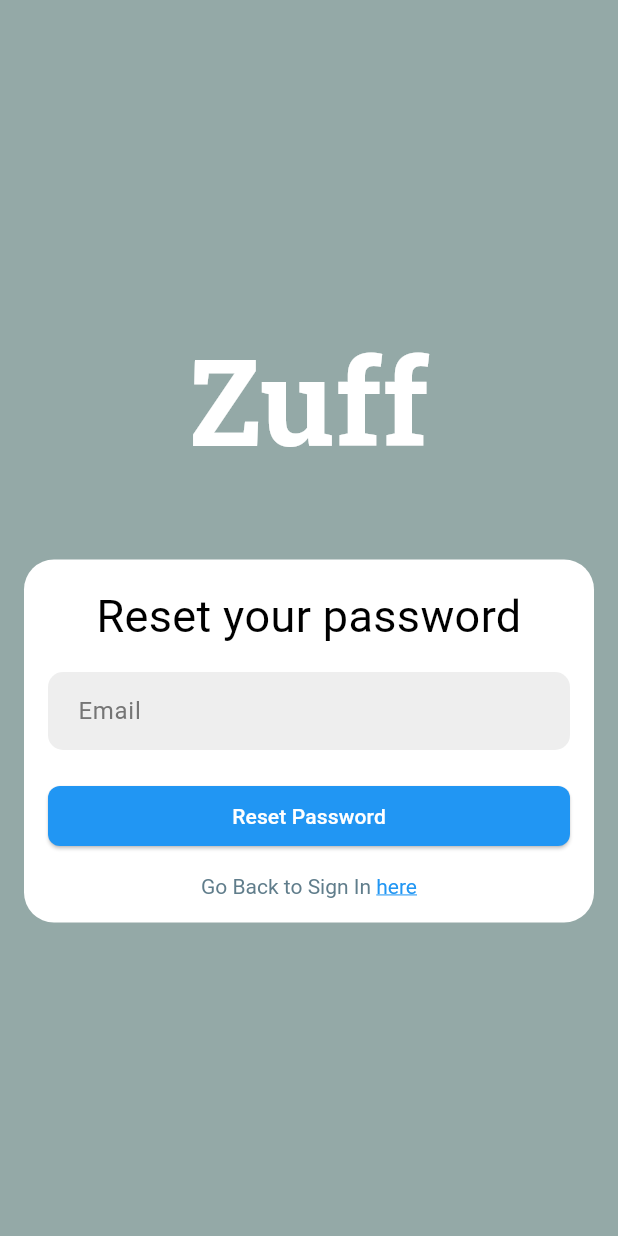
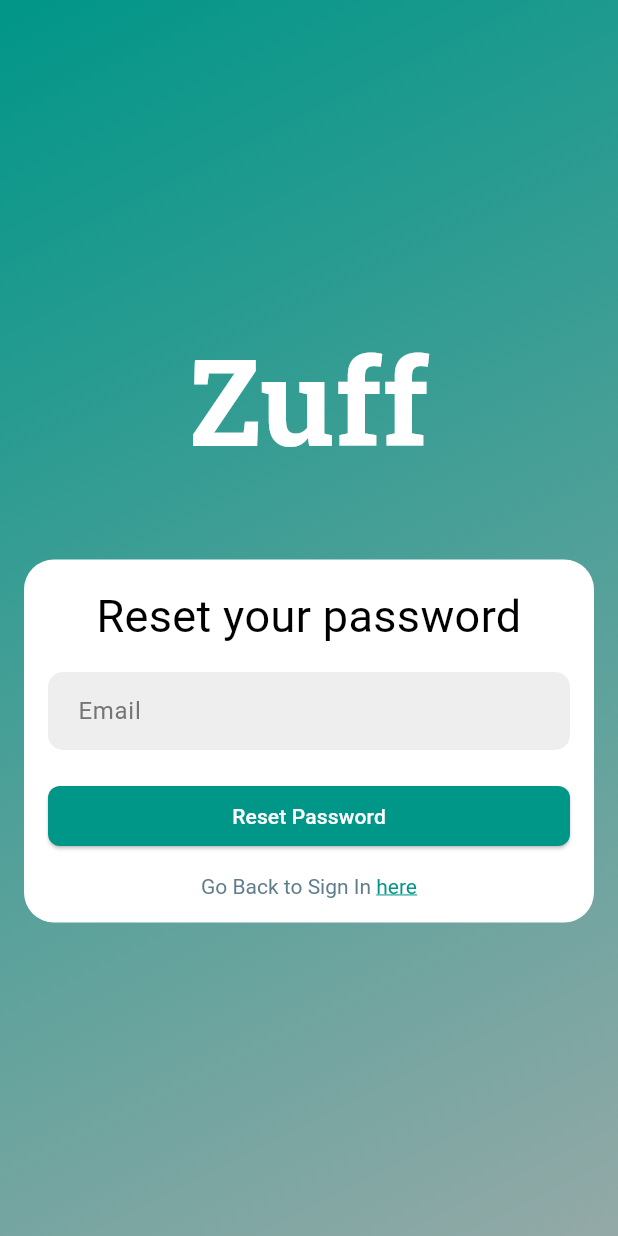
Before and after one commit to luissilva5002/Zuff, a Flutter app: the ForgotPasswordPage screen opened directly, on a phone screen of 412 x 824 dp. Run offline on Flutter 3.47's test engine with Material 3 defaults, Android fonts, the phone set to English and light mode, and no system bars; our stand-ins replace cloud_firestore, firebase_auth, firebase_core, firebase_storage, google_sign_in, image_picker and 1 more; accounts and stored records are empty.

Commit message:
color fixed

```diff
--- a/lib/auth/forgotpassword.dart
+++ b/lib/auth/forgotpassword.dart
@@ -46,7 +46,7 @@ class _ForgotPasswordPageState extends State<ForgotPasswordPage> {
         decoration: const BoxDecoration(
           gradient: LinearGradient(
             colors: [
-              Color(0xFF94a9a7),
+              Color(0xFF009688),
               Color(0xFF94a9a7),
             ],
             begin: Alignment.topLeft,
@@ -110,7 +110,7 @@ class _ForgotPasswordPageState extends State<ForgotPasswordPage> {
                             child: ElevatedButton(
                               onPressed: resetPassword,
                               style: ElevatedButton.styleFrom(
-                                backgroundColor: Colors.blue,
+                                backgroundColor: Color(0xFF009688),
                                 shape: RoundedRectangleBorder(
                                   borderRadius: BorderRadius.circular(8),
                                 ),
@@ -133,7 +133,7 @@ class _ForgotPasswordPageState extends State<ForgotPasswordPage> {
                                   text: 'here',
                                   style: const TextStyle(
                                     decoration: TextDecoration.underline,
-                                    color: Colors.blue,
+                                    color: Color(0xFF009688),
                                   ),
                                 ),
                               ],
```
